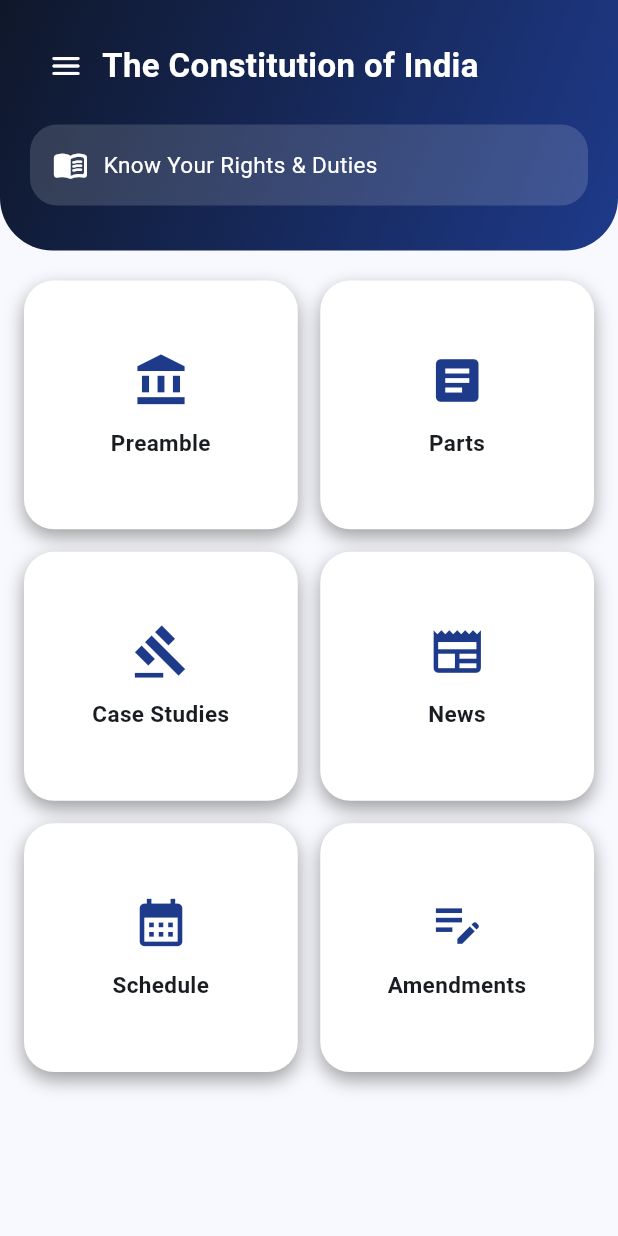
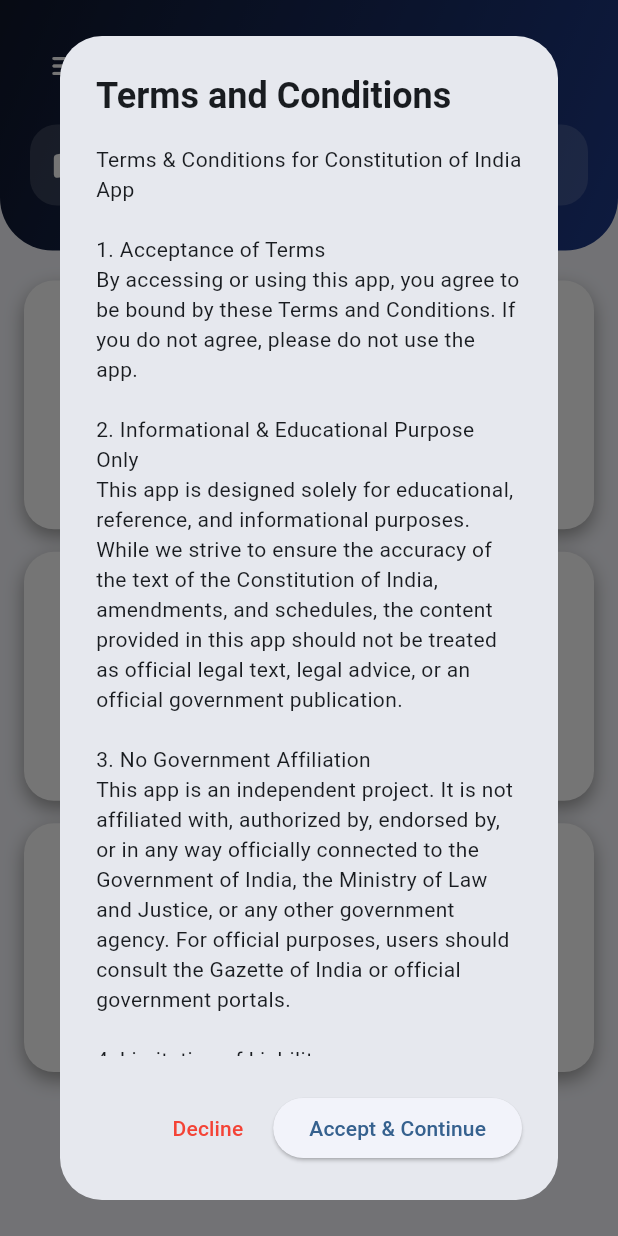
Before and after one commit to AnasDeveloper1/COI---Constitution-of-India, a Flutter app: the HomeScreen screen opened directly, on a phone screen of 412 x 824 dp. Run offline on Flutter 3.47's test engine with Material 3 defaults, Android fonts, the phone set to English and light mode, and no system bars; our stand-ins replace share_plus, shared_preferences; accounts and stored records are empty.

Commit message:
Update HomeScreen.dart

```diff
--- a/lib/screens/HomeScreen.dart
+++ b/lib/screens/HomeScreen.dart
@@ -7,12 +7,102 @@ import 'package:constitutionofindia/screen_articles/schedule_screen.dart';
 import 'package:constitutionofindia/screens/bookmark_screen.dart';
 import 'package:constitutionofindia/screens/notes_screen.dart';
 import 'package:flutter/material.dart';
+import 'package:flutter/services.dart'; // Required for closing the app via SystemNavigator.pop
 
 import 'home_card.dart';
-import '../main.dart'; // IMPORTANT: Adjust this path to wherever your global themeManager is located
+import '../main.dart';
+import 'bookmark_share_helper.dart'; // Required to communicate with your storage methods
 
-class HomeScreen extends StatelessWidget {
+// Clean constant string holding your required legal text text
+const String constitutionAppTerms = """
+Terms & Conditions for Constitution of India App
+
+1. Acceptance of Terms
+By accessing or using this app, you agree to be bound by these Terms and Conditions. If you do not agree, please do not use the app.
+
+2. Informational & Educational Purpose Only
+This app is designed solely for educational, reference, and informational purposes. While we strive to ensure the accuracy of the text of the Constitution of India, amendments, and schedules, the content provided in this app should not be treated as official legal text, legal advice, or an official government publication.
+
+3. No Government Affiliation
+This app is an independent project. It is not affiliated with, authorized by, endorsed by, or in any way officially connected to the Government of India, the Ministry of Law and Justice, or any other government agency. For official purposes, users should consult the Gazette of India or official government portals.
+
+4. Limitation of Liability
+We do not guarantee that the app will be completely error-free or up-to-date with the absolute latest amendments in real-time. Under no circumstances shall the developers be held liable for any inaccuracies, errors, omissions, or any damages resulting from the use of or reliance on the information provided herein.
+
+5. User Conduct
+You agree to use this app responsibly and legally. You may not use this app to distribute hate speech, political misinformation, or engage in any behavior that violates the laws of India.
+
+6. Changes to Terms
+We reserve the right to update these terms at any time. Your continued use of the app after changes are posted constitutes your acceptance of the new terms.
+""";
+
+class HomeScreen extends StatefulWidget {
   const HomeScreen({super.key});
+
+  @override
+  State<HomeScreen> createState() => _HomeScreenState();
+}
+
+class _HomeScreenState extends State<HomeScreen> {
+
+  @override
+  void initState() {
+    super.initState();
+    // Ensures context tree is painted on screen before pushing dialog layout blocks
+    WidgetsBinding.instance.addPostFrameCallback((_) {
+      _checkTermsRequirement();
+    });
+  }
+
+  // Evaluation logic checking preference flags from storage
+  void _checkTermsRequirement() async {
+    bool hasAccepted = await BookmarkShareHelper.hasAcceptedTerms();
+    if (!hasAccepted && mounted) {
+      _showConstitutionTermsDialog(context);
+    }
+  }
+
+  // Renders the un-dismissible dialog wrapper component
+  void _showConstitutionTermsDialog(BuildContext context) {
+    showDialog(
+      context: context,
+      barrierDismissible: false, // Disables background cancel taps
+      builder: (BuildContext dialogContext) {
+        return AlertDialog(
+          title: const Text(
+            "Terms and Conditions",
+            style: TextStyle(fontWeight: FontWeight.bold),
+          ),
+          content: const SizedBox(
+            width: double.maxFinite,
+            child: SingleChildScrollView(
+              child: Text(
+                constitutionAppTerms,
+                style: TextStyle(fontSize: 14, height: 1.4),
+              ),
+            ),
+          ),
+          actions: [
+            TextButton(
+              child: const Text("Decline", style: TextStyle(color: Colors.red)),
+              onPressed: () {
+                SystemNavigator.pop(); // Gracefully exit the app context
+              },
+            ),
+            ElevatedButton(
+              child: const Text("Accept & Continue"),
+              onPressed: () async {
+                await BookmarkShareHelper.acceptTerms();
+                if (dialogContext.mounted) {
+                  Navigator.of(dialogContext).pop();
+                }
+              },
+            ),
+          ],
+        );
+      },
+    );
+  }
 
   @override
   Widget build(BuildContext context) {
@@ -32,7 +122,6 @@ class HomeScreen extends StatelessWidget {
                     height: 99,
                   ),
                   const SizedBox(height: 10),
-                  // ListenableBuilder updates text color dynamically based on theme context
                   Text(
                     "Constitution of India",
                     style: TextStyle(
@@ -48,7 +137,6 @@ class HomeScreen extends StatelessWidget {
               leading: const Icon(Icons.home),
               title: const Text("Home"),
               onTap: () {
-                // FIXED: Just close the drawer. Pushing HomeScreen again creates an infinite stack loop.
                 Navigator.pop(context);
               },
             ),
@@ -77,7 +165,6 @@ class HomeScreen extends StatelessWidget {
 
             const Divider(),
 
-            // --- THE NEW DAY & NIGHT THEME TOGGLE SWITCH ---
             ListenableBuilder(
               listenable: themeManager,
               builder: (context, _) {
```
